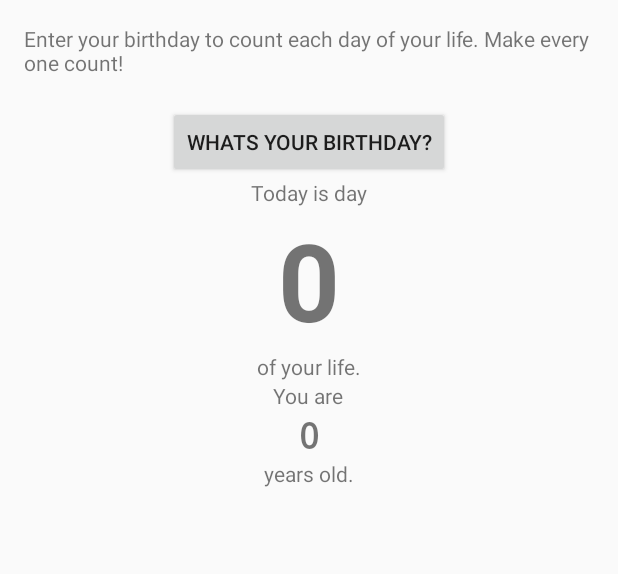
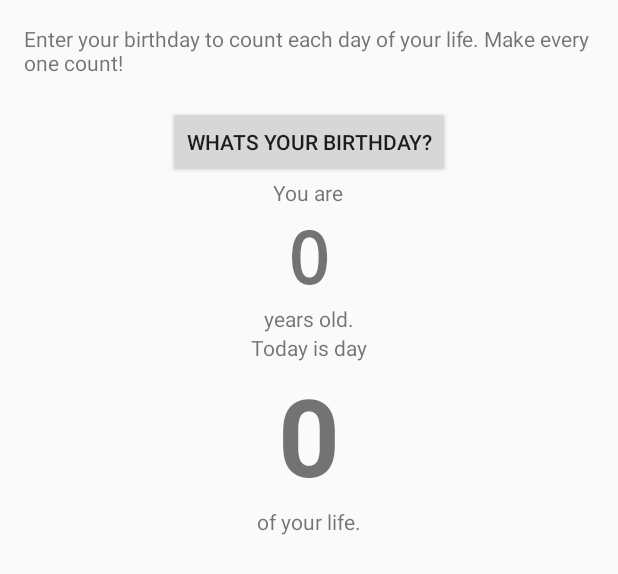
Before and after one commit to skyrien/lifeindays, an Android app: the layout activity_main.xml on its own in the app's theme, with its tools: preview values and no code run, on a phone screen of 412 x 824 dp. Shown: the top 574 px of the screen. Run offline under Robolectric (Android 15) with nearby library versions, the light colour scheme and no system bars.

Commit message:
Updated resources and activity code

```diff
--- a/app/src/main/java/com/skyrien/lifeindays/MainActivity.java
+++ b/app/src/main/java/com/skyrien/lifeindays/MainActivity.java
@@ -62,7 +62,7 @@ public class MainActivity extends ActionBarActivity {
                 i++;
                 myHandler.post(myRunnable);
             }
-        },0,250);
+        },0,200);
         }
 
     public void showDatePickerDialog(View v) {
@@ -89,7 +89,7 @@ public class MainActivity extends ActionBarActivity {
         Log.d(TAG, "yearsAlive is: " + String.valueOf(yearsAlive));
 
         textviewDayCount.setText(String.valueOf(daysAlive));
-        textviewYears.setText(String.valueOf(yearsAlive).substring(0,12));
+        textviewYears.setText(String.valueOf(yearsAlive).substring(0,11));
 
     }
 
--- a/app/src/main/res/layout/activity_main.xml
+++ b/app/src/main/res/layout/activity_main.xml
@@ -28,11 +28,35 @@
         android:layout_below="@id/textviewBirthday"
         android:layout_centerHorizontal="true" />
 
+    <TextView   android:id="@+id/textviewYouAre"
+        android:text="@string/textviewYouAre"
+        android:layout_width="wrap_content"
+        android:layout_height="wrap_content"
+        android:layout_below="@id/birthdayPickerButton"
+        android:layout_centerHorizontal="true" />
+
+    <TextView   android:id="@+id/textviewYears"
+        android:text="0"
+        android:layout_width="wrap_content"
+        android:layout_height="wrap_content"
+        android:layout_below="@id/textviewYouAre"
+        android:textSize="48dp"
+        android:typeface="monospace"
+        android:layout_centerHorizontal="true"
+        android:textStyle="bold" />
+
+    <TextView   android:id="@+id/textviewYearsOld"
+        android:text="@string/textviewYearsOld"
+        android:layout_width="wrap_content"
+        android:layout_height="wrap_content"
+        android:layout_below="@id/textviewYears"
+        android:layout_centerHorizontal="true" />
+
     <TextView   android:id="@+id/textviewTodayIs"
         android:text="@string/textviewTodayIs"
         android:layout_width="wrap_content"
         android:layout_height="wrap_content"
-        android:layout_below="@id/birthdayPickerButton"
+        android:layout_below="@id/textviewYearsOld"
         android:layout_centerHorizontal="true"/>
 
     <TextView   android:id="@+id/textviewDayCount"
@@ -51,28 +75,6 @@
         android:layout_below="@id/textviewDayCount"
         android:layout_centerHorizontal="true" />
 
-    <TextView   android:id="@+id/textviewYouAre"
-        android:text="@string/textviewYouAre"
-        android:layout_width="wrap_content"
-        android:layout_height="wrap_content"
-        android:layout_below="@id/textviewInLife"
-        android:layout_centerHorizontal="true" />
 
-    <TextView   android:id="@+id/textviewYears"
-        android:text="0"
-        android:layout_width="wrap_content"
-        android:layout_height="wrap_content"
-        android:layout_below="@id/textviewYouAre"
-        android:textSize="24dp"
-        android:typeface="monospace"
-        android:layout_centerHorizontal="true"
-        android:textStyle="bold" />
-
-    <TextView   android:id="@+id/textviewYearsOld"
-        android:text="@string/textviewYearsOld"
-        android:layout_width="wrap_content"
-        android:layout_height="wrap_content"
-        android:layout_below="@id/textviewYears"
-        android:layout_centerHorizontal="true" />
 
 </RelativeLayout>
```
